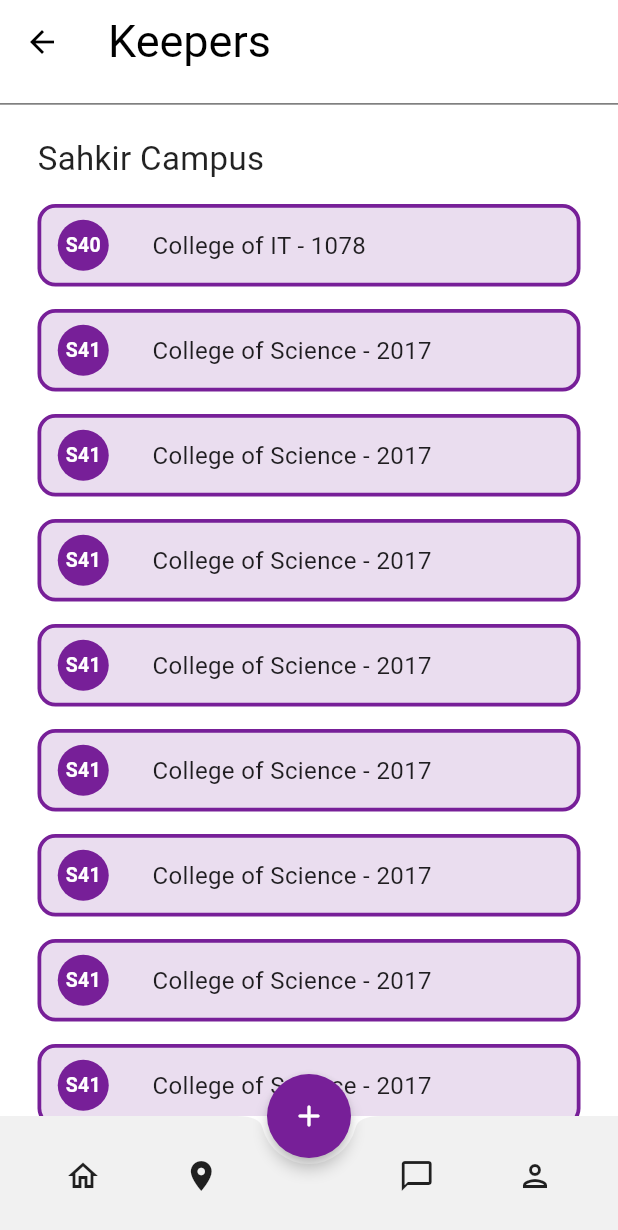
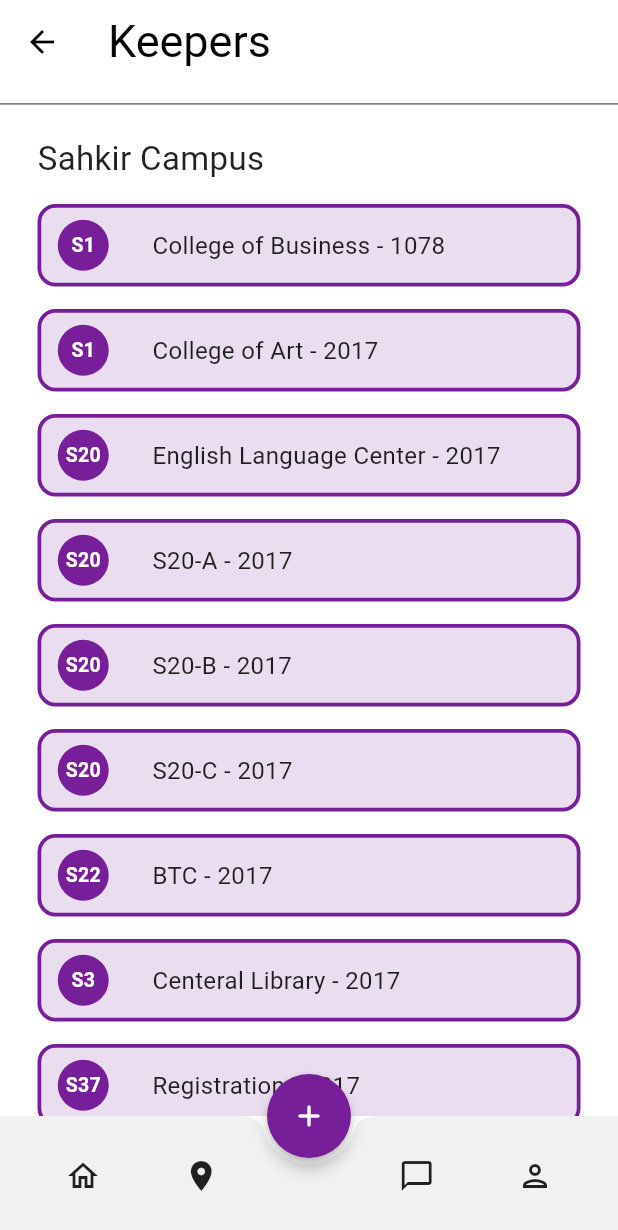
Before and after one commit to ZainabJameel300/UniFind, a Flutter app: the screen it shows once a user with an empty profile is signed in, item 2 of the bottom bar chosen, on a phone screen of 412 x 824 dp. Shown: the top 1230 px of the screen. Run offline on Flutter 3.47's test engine with Material 3 defaults, Android fonts, the phone set to English and light mode, and no system bars; our stand-ins replace cloud_firestore, firebase_auth, firebase_core, firebase_storage, image_picker; accounts and stored records are empty.

Commit message:
Finshes Keepers Page :3

```diff
--- a/lib/Components/keepers_container.dart
+++ b/lib/Components/keepers_container.dart
@@ -3,6 +3,8 @@ import 'package:flutter/material.dart';
 class KeepersContainer extends StatelessWidget {
   final String code;
   final String title;
+  final Color fillColor;
+  final Color borderColor;
   final Color circleColor;
 
   const KeepersContainer({
@@ -10,6 +12,8 @@ class KeepersContainer extends StatelessWidget {
     required this.code,
     required this.title,
     required this.circleColor,
+    required this.fillColor,
+    required this.borderColor,
   });
 
   @override
@@ -21,8 +25,8 @@ class KeepersContainer extends StatelessWidget {
         width: 400,
         padding: EdgeInsets.all(8),
         decoration: BoxDecoration(
-          color: const Color(0xFFEADDEF),
-          border: Border.all(color: const Color(0xFF771F98), width: 2.5),
+          color: fillColor,
+          border: Border.all(color: borderColor, width: 2.5),
           borderRadius: BorderRadius.circular(12),
         ),
         child: Row(
--- a/lib/pages/keepers_page.dart
+++ b/lib/pages/keepers_page.dart
@@ -3,9 +3,23 @@ import 'package:unifind/Components/keepers_container.dart';
 import 'package:unifind/Components/keepers_label.dart';
 import 'package:unifind/Components/my_AppBar.dart';
 
+// Sakhir Campus
+const sakhirFill = Color(0xFFEADDEF);
+const sakhirBorder = Color(0xFF771F98);
+const sakhirCircle = Color(0xFF771F98);
+
+// Isa Town Campus
+const isaFill = Color(0xFFF8E6F2);
+const isaBorder = Color(0xFFD13FC6);
+const isaCircle = Color(0xFFD13FC6);
+
+// Salminya Campus
+const salminyaFill = Color(0xFFE5E8FB);
+const salminyaBorder = Color(0xFF4B4AEF);
+const salminyaCircle = Color(0xFF4B4AEF);
+
 class KeepersPage extends StatelessWidget {
   const KeepersPage({super.key});
-
   @override
   Widget build(BuildContext context) {
     return Scaffold(
@@ -27,57 +41,139 @@ class KeepersPage extends StatelessWidget {
 
               //Skahir Room Containers
               KeepersContainer(
-                code: "S40",
-                title: "College of IT - 1078",
-                circleColor: Color(0xFF771F98),
+                code: "S1",
+                title: "College of Business - 1078",
+                circleColor: sakhirCircle,
+                fillColor: sakhirFill,
+                borderColor: sakhirBorder,
               ),
               SizedBox(height: 15),
               KeepersContainer(
-                code: "S41",
-                title: "College of Science - 2017",
-                circleColor: Color(0xFF771F98),
+                code: "S1",
+                title: "College of Art - 2017",
+                circleColor: sakhirCircle,
+                fillColor: sakhirFill,
+                borderColor: sakhirBorder,
               ),
               SizedBox(height: 15),
               KeepersContainer(
-                code: "S41",
-                title: "College of Science - 2017",
-                circleColor: Color(0xFF771F98),
+                code: "S20",
+                title: "English Language Center - 2017",
+                circleColor: sakhirCircle,
+                fillColor: sakhirFill,
+                borderColor: sakhirBorder,
               ),
               SizedBox(height: 15),
               KeepersContainer(
-                code: "S41",
-                title: "College of Science - 2017",
-                circleColor: Color(0xFF771F98),
+                code: "S20",
+                title: "S20-A - 2017",
+                circleColor: sakhirCircle,
+                fillColor: sakhirFill,
+                borderColor: sakhirBorder,
               ),
               SizedBox(height: 15),
               KeepersContainer(
-                code: "S41",
-                title: "College of Science - 2017",
-                circleColor: Color(0xFF771F98),
+                code: "S20",
+                title: "S20-B - 2017",
+                circleColor: sakhirCircle,
+                fillColor: sakhirFill,
+                borderColor: sakhirBorder,
               ),
               SizedBox(height: 15),
               KeepersContainer(
-                code: "S41",
-                title: "College of Science - 2017",
-                circleColor: Color(0xFF771F98),
+                code: "S20",
+                title: "S20-C - 2017",
+                circleColor: sakhirCircle,
+                fillColor: sakhirFill,
+                borderColor: sakhirBorder,
               ),
               SizedBox(height: 15),
               KeepersContainer(
-                code: "S41",
-                title: "College of Science - 2017",
-                circleColor: Color(0xFF771F98),
+                code: "S22",
+                title: "BTC - 2017",
+                circleColor: sakhirCircle,
+                fillColor: sakhirFill,
+                borderColor: sakhirBorder,
               ),
               SizedBox(height: 15),
               KeepersContainer(
-                code: "S41",
-                title: "College of Science - 2017",
-                circleColor: Color(0xFF771F98),
+                code: "S3",
+                title: "Centeral Library - 2017",
+                circleColor: sakhirCircle,
+                fillColor: sakhirFill,
+                borderColor: sakhirBorder,
               ),
               SizedBox(height: 15),
               KeepersContainer(
-                code: "S41",
-                title: "College of Science - 2017",
-                circleColor: Color(0xFF771F98),
+                code: "S37",
+                title: "Registration - 2017",
+                circleColor: sakhirCircle,
+                fillColor: sakhirFill,
+                borderColor: sakhirBorder,
+              ),
+              SizedBox(height: 15),
+              KeepersContainer(
+                code: "S39",
+                title: "College of Law - 2017",
+                circleColor: sakhirCircle,
+                fillColor: sakhirFill,
+                borderColor: sakhirBorder,
+              ),
+              SizedBox(height: 15),
+              KeepersContainer(
+                code: "S4",
+                title: "Food Court- 2017",
+                circleColor: sakhirCircle,
+                fillColor: sakhirFill,
+                borderColor: sakhirBorder,
+              ),
+              SizedBox(height: 15),
+              KeepersContainer(
+                code: "S40",
+                title: "College of IT - 2017",
+                circleColor: sakhirCircle,
+                fillColor: sakhirFill,
+                borderColor: sakhirBorder,
+              ),
+              SizedBox(height: 15),
+              KeepersContainer(
+                code: "S47",
+                title: "Science and IT Liabrary - 2017",
+                circleColor: sakhirCircle,
+                fillColor: sakhirFill,
+                borderColor: sakhirBorder,
+              ),
+              SizedBox(height: 15),
+              KeepersContainer(
+                code: "S48",
+                title: "Class Rooms - 2017",
+                circleColor: sakhirCircle,
+                fillColor: sakhirFill,
+                borderColor: sakhirBorder,
+              ),
+              SizedBox(height: 15),
+              KeepersContainer(
+                code: "S50",
+                title: "Khunji Hall - 2017",
+                circleColor: sakhirCircle,
+                fillColor: sakhirFill,
+                borderColor: sakhirBorder,
+              ),
+              SizedBox(height: 15),
+              KeepersContainer(
+                code: "S51",
+                title: "Food Court - 2017",
+                circleColor: sakhirCircle,
+                fillColor: sakhirFill,
+                borderColor: sakhirBorder,
+              ),
+              SizedBox(height: 15),
+              KeepersContainer(
+                code: "S6",
+                title: "Mosuqe - 2017",
+                circleColor: sakhirCircle,
+                fillColor: sakhirFill,
+                borderColor: sakhirBorder,
               ),
 
               //Divider Line
@@ -97,27 +193,35 @@ class KeepersPage extends StatelessWidget {
 
               //Isa Town Room Containers
               KeepersContainer(
-                code: "S40",
-                title: "College of IT - 1078",
-                circleColor: Color(0xFF771F98),
+                code: "S13",
+                title: "College of Engineering - 1078",
+                circleColor: isaCircle,
+                fillColor: isaFill,
+                borderColor: isaBorder,
               ),
               SizedBox(height: 15),
               KeepersContainer(
-                code: "S41",
-                title: "College of Science - 2017",
-                circleColor: Color(0xFF771F98),
+                code: "S14",
+                title: "College of Engineering - 2017",
+                circleColor: isaCircle,
+                fillColor: isaFill,
+                borderColor: isaBorder,
               ),
               SizedBox(height: 15),
               KeepersContainer(
-                code: "S41",
-                title: "College of Science - 2017",
-                circleColor: Color(0xFF771F98),
+                code: "S15",
+                title: "College of Engineering - 2017",
+                circleColor: isaCircle,
+                fillColor: isaFill,
+                borderColor: isaBorder,
               ),
               SizedBox(height: 15),
               KeepersContainer(
-                code: "S41",
-                title: "College of Science - 2017",
-                circleColor: Color(0xFF771F98),
+                code: "S27",
+                title: "College of Engineering - 2017",
+                circleColor: isaCircle,
+                fillColor: isaFill,
+                borderColor: isaBorder,
               ),
 
               //Divider Line
@@ -137,9 +241,11 @@ class KeepersPage extends StatelessWidget {
 
               //Salminya Room Containers
               KeepersContainer(
-                code: "S40",
-                title: "College of IT - 1078",
-                circleColor: Color(0xFF771F98),
+                code: "X",
+                title: "College of Health and Sciences - 1078",
+                circleColor: salminyaCircle,
+                fillColor: salminyaFill,
+                borderColor: salminyaBorder,
               ),
               SizedBox(height: 100),
             ],
--- a/lib/pages/report_item_page.dart
+++ b/lib/pages/report_item_page.dart
@@ -46,6 +46,7 @@ class _ReportItemPageState extends State<ReportItemPage> {
     "S1-Buissness College",
     "S1-Art College",
     "S18-All Purpose Hall",
+    "S20-English Language Center",
     "S20-A",
     "S20-B",
     "S20-C",
```
